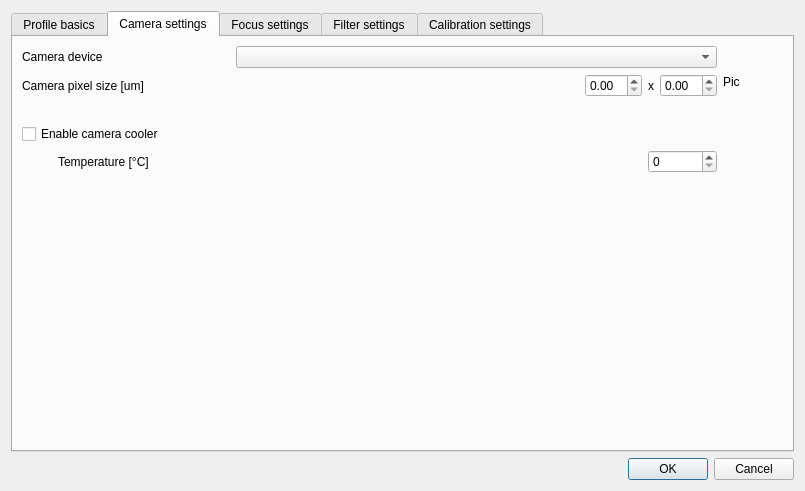
The window that source/focus_finder/gui/profile_settings_dialog.ui (carsten0x51h/focus_finder) describes before a commit, drawn with Qt 5.
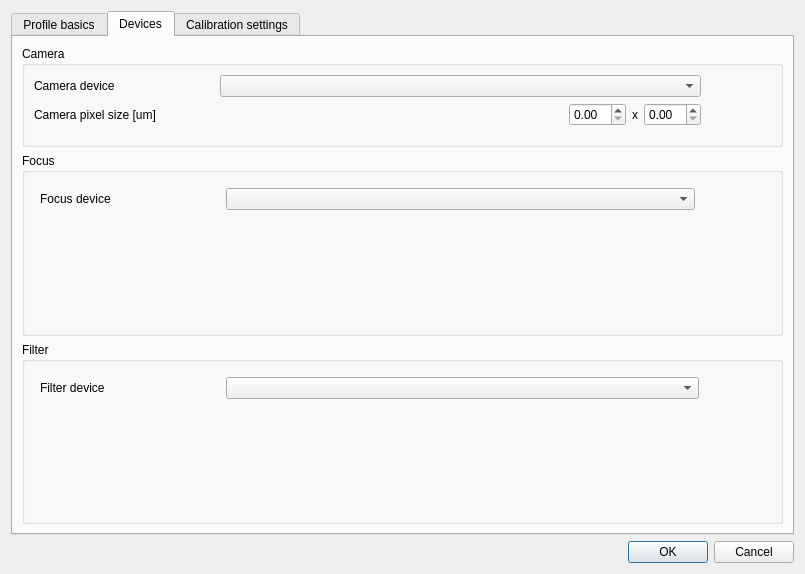
The same window after the commit. The open tabs and pages were chosen to show the change. Icons and pictures are not drawn. Custom widgets are drawn as their Qt base class.

Commit message: Part one of profile persistence (loading).

What changed in the file:
```diff
--- a/source/focus_finder/gui/profile_settings_dialog.ui
+++ b/source/focus_finder/gui/profile_settings_dialog.ui
@@ -7,7 +7,7 @@
     <x>0</x>
     <y>0</y>
     <width>805</width>
-    <height>491</height>
+    <height>574</height>
    </rect>
   </property>
   <property name="windowTitle">
@@ -16,7 +16,7 @@
   <layout class="QGridLayout" name="gridLayout_2">
    <item row="0" column="0">
     <layout class="QGridLayout" name="gridLayout">
-     <item row="1" column="0">
+     <item row="0" column="0">
       <widget class="QTabWidget" name="tabWidget">
        <property name="currentIndex">
         <number>4</number>
@@ -120,236 +120,242 @@
        </widget>
        <widget class="QWidget" name="tab">
         <attribute name="title">
-         <string>Camera settings</string>
+         <string>Devices</string>
         </attribute>
         <layout class="QGridLayout" name="gridLayout_4">
-         <item row="0" column="1">
-          <layout class="QGridLayout" name="gridLayout_3" rowstretch="0,0,0,0,0,1" columnstretch="0,1,2,0,0,0,0">
-           <item row="1" column="4">
-            <widget class="QLabel" name="label_2">
-             <property name="text">
-              <string>x</string>
-             </property>
-            </widget>
-           </item>
-           <item row="0" column="6" rowspan="3">
-            <widget class="QLabel" name="label_22">
-             <property name="minimumSize">
-              <size>
-               <width>60</width>
-               <height>60</height>
-              </size>
-             </property>
-             <property name="text">
-              <string>Pic</string>
-             </property>
-            </widget>
-           </item>
-           <item row="1" column="2">
-            <spacer name="horizontalSpacer">
-             <property name="orientation">
-              <enum>Qt::Horizontal</enum>
-             </property>
-             <property name="sizeHint" stdset="0">
-              <size>
-               <width>30</width>
-               <height>20</height>
-              </size>
-             </property>
-            </spacer>
-           </item>
-           <item row="4" column="4" colspan="2">
-            <widget class="QSpinBox" name="spinBox"/>
-           </item>
-           <item row="0" column="2" colspan="4">
-            <widget class="QComboBox" name="comboBox_6"/>
-           </item>
-           <item row="1" column="3">
-            <widget class="QDoubleSpinBox" name="doubleSpinBox"/>
-           </item>
-           <item row="0" column="0" colspan="2">
-            <widget class="QLabel" name="label_13">
-             <property name="minimumSize">
-              <size>
-               <width>180</width>
-               <height>0</height>
-              </size>
-             </property>
-             <property name="text">
-              <string>Camera device</string>
-             </property>
-            </widget>
-           </item>
-           <item row="3" column="0" colspan="2">
-            <widget class="QCheckBox" name="checkBox">
-             <property name="text">
-              <string>Enable camera cooler</string>
-             </property>
-            </widget>
-           </item>
-           <item row="1" column="5">
-            <widget class="QDoubleSpinBox" name="doubleSpinBox_2"/>
-           </item>
-           <item row="1" column="0" colspan="2">
-            <widget class="QLabel" name="label_3">
-             <property name="text">
-              <string>Camera pixel size [um]</string>
-             </property>
-            </widget>
-           </item>
-           <item row="5" column="2">
-            <spacer name="verticalSpacer_5">
-             <property name="orientation">
-              <enum>Qt::Vertical</enum>
-             </property>
-             <property name="sizeHint" stdset="0">
-              <size>
-               <width>20</width>
-               <height>40</height>
-              </size>
-             </property>
-            </spacer>
-           </item>
-           <item row="4" column="1">
-            <widget class="QLabel" name="label_4">
-             <property name="text">
-              <string>Temperature [°C]</string>
-             </property>
-            </widget>
-           </item>
-           <item row="2" column="1">
-            <spacer name="verticalSpacer">
-             <property name="orientation">
-              <enum>Qt::Vertical</enum>
-             </property>
-             <property name="sizeHint" stdset="0">
-              <size>
-               <width>20</width>
-               <height>15</height>
-              </size>
-             </property>
-            </spacer>
-           </item>
-           <item row="4" column="0">
-            <spacer name="horizontalSpacer_3">
-             <property name="orientation">
-              <enum>Qt::Horizontal</enum>
-             </property>
-             <property name="sizeHint" stdset="0">
-              <size>
-               <width>30</width>
-               <height>20</height>
-              </size>
-             </property>
-            </spacer>
-           </item>
-          </layout>
-         </item>
-        </layout>
-       </widget>
-       <widget class="QWidget" name="tab_4">
-        <attribute name="title">
-         <string>Focus settings</string>
-        </attribute>
-        <layout class="QGridLayout" name="gridLayout_8">
          <item row="0" column="0">
-          <layout class="QGridLayout" name="gridLayout_7"/>
+          <widget class="QGroupBox" name="groupBox_4">
+           <property name="title">
+            <string>Camera</string>
+           </property>
+           <property name="checkable">
+            <bool>false</bool>
+           </property>
+           <layout class="QGridLayout" name="gridLayout_24">
+            <item row="0" column="0">
+             <layout class="QGridLayout" name="gridLayout_23">
+              <item row="0" column="0">
+               <layout class="QGridLayout" name="gridLayout_3" rowstretch="0,0,0,0,0" columnstretch="0,0,0,0,0,0,0">
+                <item row="3" column="3">
+                 <widget class="QDoubleSpinBox" name="doubleSpinBox"/>
+                </item>
+                <item row="3" column="4">
+                 <widget class="QLabel" name="label_2">
+                  <property name="text">
+                   <string>x</string>
+                  </property>
+                 </widget>
+                </item>
+                <item row="2" column="2" colspan="4">
+                 <widget class="QComboBox" name="comboBox_6"/>
+                </item>
+                <item row="3" column="2">
+                 <spacer name="horizontalSpacer">
+                  <property name="orientation">
+                   <enum>Qt::Horizontal</enum>
+                  </property>
+                  <property name="sizeHint" stdset="0">
+                   <size>
+                    <width>30</width>
+                    <height>20</height>
+                   </size>
+                  </property>
+                 </spacer>
+                </item>
+                <item row="2" column="6" rowspan="3">
+                 <widget class="QLabel" name="label_22">
+                  <property name="minimumSize">
+                   <size>
+                    <width>64</width>
+                    <height>60</height>
+                   </size>
+                  </property>
+                  <property name="text">
+                   <string/>
+                  </property>
+                  <property name="pixmap">
+                   <pixmap resource="../../../resources/res.qrc">:/res/connect_camera_64x64.png</pixmap>
+                  </property>
+                  <property name="alignment">
+                   <set>Qt::AlignLeading|Qt::AlignLeft|Qt::AlignTop</set>
+                  </property>
+                 </widget>
+                </item>
+                <item row="2" column="0" colspan="2">
+                 <widget class="QLabel" name="label_13">
+                  <property name="minimumSize">
+                   <size>
+                    <width>180</width>
+                    <height>0</height>
+                   </size>
+                  </property>
+                  <property name="text">
+                   <string>Camera device</string>
+                  </property>
+                 </widget>
+                </item>
+                <item row="3" column="5">
+                 <widget class="QDoubleSpinBox" name="doubleSpinBox_2"/>
+                </item>
+                <item row="3" column="0" colspan="2">
+                 <widget class="QLabel" name="label_3">
+                  <property name="text">
+                   <string>Camera pixel size [um]</string>
+                  </property>
+                 </widget>
+                </item>
+               </layout>
+              </item>
+             </layout>
+            </item>
+           </layout>
+          </widget>
          </item>
-        </layout>
-       </widget>
-       <widget class="QWidget" name="tab_5">
-        <attribute name="title">
-         <string>Filter settings</string>
-        </attribute>
-        <layout class="QGridLayout" name="gridLayout_10">
-         <item row="0" column="0">
-          <layout class="QGridLayout" name="gridLayout_9" rowstretch="0,0,0,0,1" columnstretch="0,1,2,0">
-           <item row="4" column="2">
-            <spacer name="verticalSpacer_2">
-             <property name="orientation">
-              <enum>Qt::Vertical</enum>
-             </property>
-             <property name="sizeHint" stdset="0">
-              <size>
-               <width>20</width>
-               <height>40</height>
-              </size>
-             </property>
-            </spacer>
-           </item>
-           <item row="3" column="2">
-            <widget class="QComboBox" name="comboBox_8"/>
-           </item>
-           <item row="0" column="2">
-            <widget class="QComboBox" name="comboBox_7"/>
-           </item>
-           <item row="3" column="1">
-            <widget class="QLabel" name="label_5">
-             <property name="text">
-              <string>Focusing filter</string>
-             </property>
-            </widget>
-           </item>
-           <item row="3" column="0">
-            <spacer name="horizontalSpacer_4">
-             <property name="orientation">
-              <enum>Qt::Horizontal</enum>
-             </property>
-             <property name="sizeHint" stdset="0">
-              <size>
-               <width>30</width>
-               <height>20</height>
-              </size>
-             </property>
-            </spacer>
-           </item>
-           <item row="0" column="3" rowspan="3">
-            <widget class="QLabel" name="label_14">
-             <property name="minimumSize">
-              <size>
-               <width>60</width>
-               <height>60</height>
-              </size>
-             </property>
-             <property name="text">
-              <string>Pic</string>
-             </property>
-            </widget>
-           </item>
-           <item row="0" column="0" colspan="2">
-            <widget class="QLabel" name="label_7">
-             <property name="minimumSize">
-              <size>
-               <width>180</width>
-               <height>0</height>
-              </size>
-             </property>
-             <property name="text">
-              <string>Filter device</string>
-             </property>
-            </widget>
-           </item>
-           <item row="2" column="0" colspan="3">
-            <widget class="QCheckBox" name="checkBox_2">
-             <property name="text">
-              <string>Set focus filter</string>
-             </property>
-            </widget>
-           </item>
-           <item row="1" column="1">
-            <spacer name="verticalSpacer_3">
-             <property name="orientation">
-              <enum>Qt::Vertical</enum>
-             </property>
-             <property name="sizeHint" stdset="0">
-              <size>
-               <width>20</width>
-               <height>15</height>
-              </size>
-             </property>
-            </spacer>
-           </item>
-          </layout>
+         <item row="1" column="0">
+          <widget class="QGroupBox" name="groupBox_5">
+           <property name="title">
+            <string>Focus</string>
+           </property>
+           <layout class="QGridLayout" name="gridLayout_28">
+            <item row="0" column="0">
+             <layout class="QGridLayout" name="gridLayout_27" columnstretch="0,1,0">
+              <property name="leftMargin">
+               <number>6</number>
+              </property>
+              <property name="topMargin">
+               <number>6</number>
+              </property>
+              <property name="rightMargin">
+               <number>6</number>
+              </property>
+              <property name="bottomMargin">
+               <number>6</number>
+              </property>
+              <item row="0" column="0">
+               <widget class="QLabel" name="label_35">
+                <property name="minimumSize">
+                 <size>
+                  <width>180</width>
+                  <height>0</height>
+                 </size>
+                </property>
+                <property name="text">
+                 <string>Focus device</string>
+                </property>
+               </widget>
+              </item>
+              <item row="1" column="0">
+               <spacer name="verticalSpacer">
+                <property name="orientation">
+                 <enum>Qt::Vertical</enum>
+                </property>
+                <property name="sizeHint" stdset="0">
+                 <size>
+                  <width>20</width>
+                  <height>40</height>
+                 </size>
+                </property>
+               </spacer>
+              </item>
+              <item row="0" column="1">
+               <widget class="QComboBox" name="comboBox_12"/>
+              </item>
+              <item row="0" column="2" rowspan="2">
+               <widget class="QLabel" name="label_36">
+                <property name="minimumSize">
+                 <size>
+                  <width>64</width>
+                  <height>64</height>
+                 </size>
+                </property>
+                <property name="text">
+                 <string/>
+                </property>
+                <property name="pixmap">
+                 <pixmap resource="../../../resources/res.qrc">:/res/connect_focuser_64x64.png</pixmap>
+                </property>
+                <property name="alignment">
+                 <set>Qt::AlignLeading|Qt::AlignLeft|Qt::AlignTop</set>
+                </property>
+               </widget>
+              </item>
+             </layout>
+            </item>
+           </layout>
+          </widget>
+         </item>
+         <item row="2" column="0">
+          <widget class="QGroupBox" name="groupBox_6">
+           <property name="title">
+            <string>Filter</string>
+           </property>
+           <layout class="QGridLayout" name="gridLayout_26">
+            <item row="0" column="0">
+             <layout class="QGridLayout" name="gridLayout_25" columnstretch="0,1,0">
+              <property name="leftMargin">
+               <number>6</number>
+              </property>
+              <property name="topMargin">
+               <number>6</number>
+              </property>
+              <property name="rightMargin">
+               <number>6</number>
+              </property>
+              <property name="bottomMargin">
+               <number>6</number>
+              </property>
+              <item row="1" column="0">
+               <spacer name="verticalSpacer_5">
+                <property name="orientation">
+                 <enum>Qt::Vertical</enum>
+                </property>
+                <property name="sizeHint" stdset="0">
+                 <size>
+                  <width>20</width>
+                  <height>40</height>
+                 </size>
+                </property>
+               </spacer>
+              </item>
+              <item row="0" column="2" rowspan="2">
+               <widget class="QLabel" name="label_38">
+                <property name="minimumSize">
+                 <size>
+                  <width>60</width>
+                  <height>0</height>
+                 </size>
+                </property>
+                <property name="text">
+                 <string/>
+                </property>
+                <property name="pixmap">
+                 <pixmap resource="../../../resources/res.qrc">:/res/filter_wheel_64x64.png</pixmap>
+                </property>
+                <property name="alignment">
+                 <set>Qt::AlignLeading|Qt::AlignLeft|Qt::AlignTop</set>
+                </property>
+               </widget>
+              </item>
+              <item row="0" column="0">
+               <widget class="QLabel" name="label_4">
+                <property name="minimumSize">
+                 <size>
+                  <width>180</width>
+                  <height>0</height>
+                 </size>
+                </property>
+                <property name="text">
+                 <string>Filter device</string>
+                </property>
+               </widget>
+              </item>
+              <item row="0" column="1">
+               <widget class="QComboBox" name="comboBox_13"/>
+              </item>
+             </layout>
+            </item>
+           </layout>
+          </widget>
          </item>
         </layout>
        </widget>
@@ -483,8 +489,25 @@
                   </property>
                  </widget>
                 </item>
-                <item row="3" column="2" colspan="3">
-                 <widget class="QSpinBox" name="spinBox_2"/>
+                <item row="6" column="2" colspan="3">
+                 <widget class="QComboBox" name="comboBox_11"/>
+                </item>
+                <item row="4" column="0">
+                 <widget class="QLabel" name="label_7">
+                  <property name="text">
+                   <string>Star detection SNR boundary</string>
+                  </property>
+                 </widget>
+                </item>
+                <item row="3" column="4">
+                 <widget class="QSpinBox" name="spinBox_2">
+                  <property name="maximum">
+                   <number>10</number>
+                  </property>
+                 </widget>
+                </item>
+                <item row="4" column="4">
+                 <widget class="QSpinBox" name="spinBox"/>
                 </item>
                </layout>
               </item>
```
Left out of the diff: 275 changed lines with no effect on the pictures. The commit also changes 67 other files.
